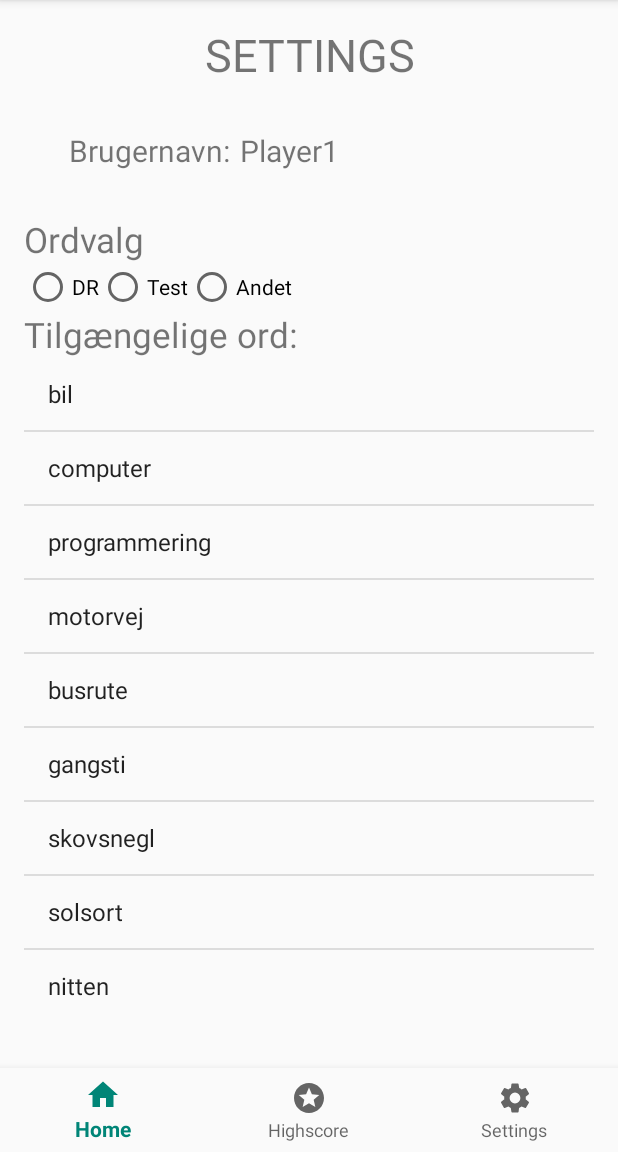
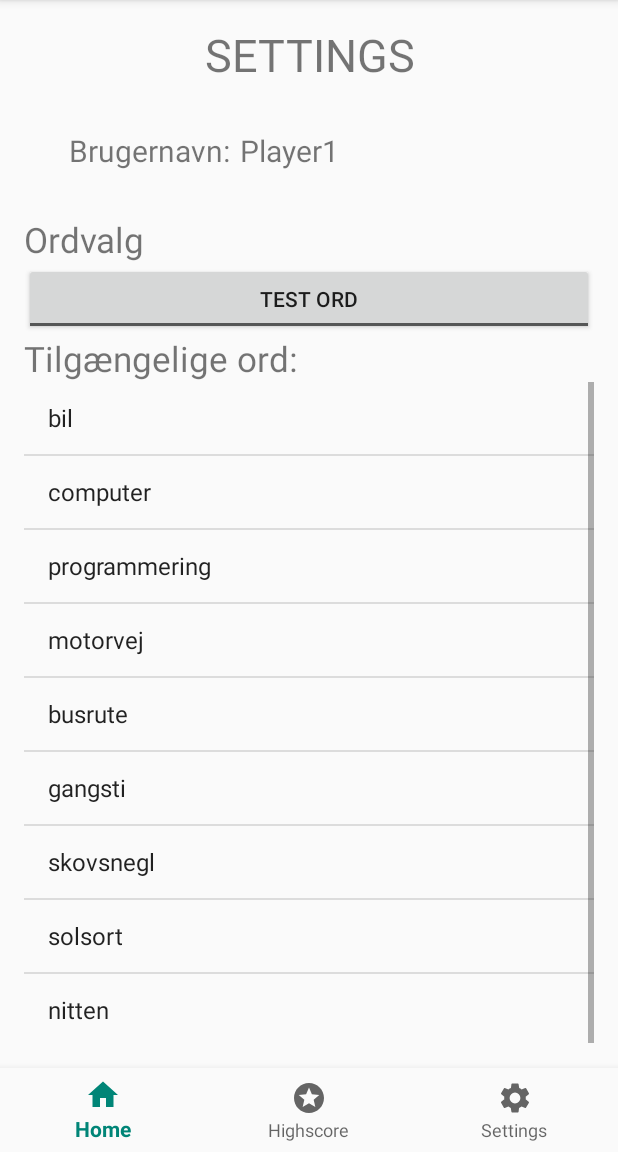
Before and after one commit to Flotfyr27/Hangman, an Android app: the fragment SettingsFragment placed in its activity, on a phone screen of 412 x 824 dp, the part 84-1236 px from its top. Run offline under Robolectric (Android 15) with nearby library versions, the phone set to English and light mode, and no system bars.

Commit message:
Removed radio buttons in favour of a toggle button

```diff
--- a/app/src/main/res/layout/fragment_settings.xml
+++ b/app/src/main/res/layout/fragment_settings.xml
@@ -41,25 +41,12 @@
         android:textSize="23dp"
         android:gravity="left"
         />
-    <RadioGroup xmlns:android="http://schemas.android.com/apk/res/android"
-        android:id="@+id/setting_radiogroup"
+    <ToggleButton
         android:layout_width="match_parent"
         android:layout_height="wrap_content"
-        android:orientation="horizontal"
-        android:gravity="left">
-        <RadioButton android:id="@+id/setting_radio_DR"
-            android:layout_width="wrap_content"
-            android:layout_height="wrap_content"
-            android:text="DR"/>
-        <RadioButton android:id="@+id/setting_radio_test"
-            android:layout_width="wrap_content"
-            android:layout_height="wrap_content"
-            android:text="Test"/>
-        <RadioButton android:id="@+id/setting_radio_custom"
-            android:layout_width="wrap_content"
-            android:layout_height="wrap_content"
-            android:text="Andet"/>
-    </RadioGroup>
+        android:textOff="Test Ord"
+        android:textOn="DR"
+        />
     <TextView
         android:layout_width="match_parent"
         android:layout_height="wrap_content"
@@ -69,5 +56,9 @@
         android:id="@+id/setting_wordlist"
         android:layout_width="match_parent"
         android:layout_height="wrap_content"/>
+    <Button
+        android:layout_width="match_parent"
+        android:layout_height="wrap_content"
+        android:text="Gem"/>
 
 </LinearLayout>
```
